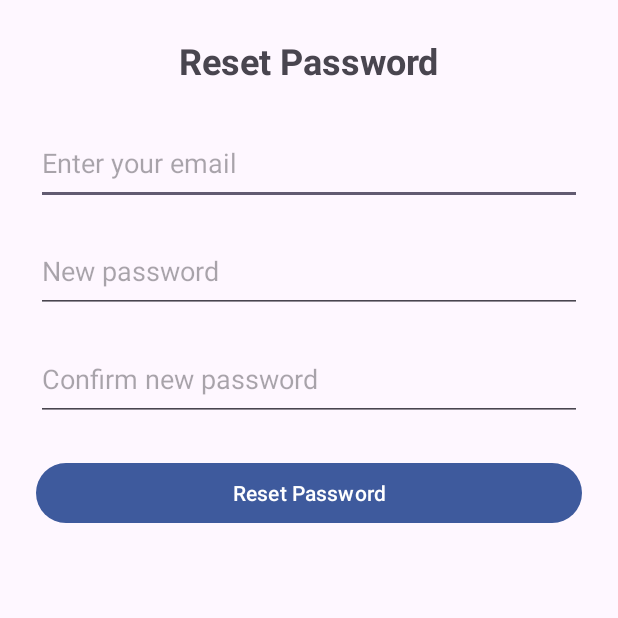
After one commit to hamdanalfarizi/ProjectPAB, an Android app: the ResetPasswordActivity screen opened directly, with no data from a screen before it, on a phone screen of 412 x 824 dp, the top half of it. The commit adds this screen. Run offline under Robolectric (Android 15) with nearby library versions, the phone set to English and light mode, and no system bars.

Commit message:
update fitur forget password

```diff
--- a/app/src/main/AndroidManifest.xml
+++ b/app/src/main/AndroidManifest.xml
@@ -12,6 +12,9 @@
         android:supportsRtl="true"
         android:theme="@style/Theme.ProjectPAB"
         tools:targetApi="31">
+        <activity
+            android:name=".ResetPasswordActivity"
+            android:exported="false" />
         <activity
             android:name=".NotifKlienActivity"
             android:exported="false" />
--- /dev/null
+++ b/app/src/main/java/com/example/projectpab/ResetPasswordActivity.java
@@ -0,0 +1,57 @@
+package com.example.projectpab;
+
+import android.content.Intent;
+import android.os.Bundle;
+import android.text.TextUtils;
+import android.widget.Button;
+import android.widget.EditText;
+import android.widget.Toast;
+
+import androidx.appcompat.app.AppCompatActivity;
+
+public class ResetPasswordActivity extends AppCompatActivity {
+
+    private EditText etEmail, etNewPassword, etConfirmPassword;
+    private Button btnReset;
+    private DatabaseHelper databaseHelper;
+
+    @Override
+    protected void onCreate(Bundle savedInstanceState) {
+        super.onCreate(savedInstanceState);
+        setContentView(R.layout.activity_reset_password);
+
+        etEmail = findViewById(R.id.etEmail);
+        etNewPassword = findViewById(R.id.etNewPassword);
+        etConfirmPassword = findViewById(R.id.etConfirmPassword);
+        btnReset = findViewById(R.id.btnReset);
+
+        databaseHelper = new DatabaseHelper(this);
+
+        btnReset.setOnClickListener(v -> resetPassword());
+    }
+
+    private void resetPassword() {
+        String email = etEmail.getText().toString().trim();
+        String newPassword = etNewPassword.getText().toString().trim();
+        String confirmPassword = etConfirmPassword.getText().toString().trim();
+
+        if (TextUtils.isEmpty(email) || TextUtils.isEmpty(newPassword) || TextUtils.isEmpty(confirmPassword)) {
+            Toast.makeText(this, "Semua field harus diisi", Toast.LENGTH_SHORT).show();
+            return;
+        }
+
+        if (!newPassword.equals(confirmPassword)) {
+            Toast.makeText(this, "Password tidak cocok", Toast.LENGTH_SHORT).show();
+            return;
+        }
+
+        boolean success = databaseHelper.updatePassword(email, newPassword);
+        if (success) {
+            Toast.makeText(this, "Password berhasil diubah", Toast.LENGTH_SHORT).show();
+            startActivity(new Intent(this, LoginActivity.class));
+            finish();
+        } else {
+            Toast.makeText(this, "Email tidak ditemukan", Toast.LENGTH_SHORT).show();
+        }
+    }
+}
--- a/app/src/main/res/layout/activity_login.xml
+++ b/app/src/main/res/layout/activity_login.xml
@@ -97,6 +97,7 @@
                 android:layout_weight="1" />
 
             <TextView
+                android:id="@+id/tvForgotPassword"
                 android:layout_width="wrap_content"
                 android:layout_height="wrap_content"
                 android:text="Forgot Password?"
--- /dev/null
+++ b/app/src/main/res/layout/activity_reset_password.xml
@@ -0,0 +1,51 @@
+<?xml version="1.0" encoding="utf-8"?>
+<LinearLayout
+    xmlns:android="http://schemas.android.com/apk/res/android"
+    android:orientation="vertical"
+    android:padding="24dp"
+    android:layout_width="match_parent"
+    android:layout_height="match_parent"
+    android:gravity="center_horizontal">
+
+    <TextView
+        android:text="Reset Password"
+        android:textSize="24sp"
+        android:textStyle="bold"
+        android:layout_marginBottom="24dp"
+        android:layout_width="wrap_content"
+        android:layout_height="wrap_content"/>
+
+    <EditText
+        android:id="@+id/etEmail"
+        android:hint="Enter your email"
+        android:inputType="textEmailAddress"
+        android:layout_width="match_parent"
+        android:layout_height="56dp"
+        android:minHeight="48dp"/>
+
+    <EditText
+        android:id="@+id/etNewPassword"
+        android:hint="New password"
+        android:inputType="textPassword"
+        android:layout_width="match_parent"
+        android:layout_height="56dp"
+        android:layout_marginTop="16dp"
+        android:minHeight="48dp"/>
+
+    <EditText
+        android:id="@+id/etConfirmPassword"
+        android:hint="Confirm new password"
+        android:inputType="textPassword"
+        android:layout_width="match_parent"
+        android:layout_height="56dp"
+        android:layout_marginTop="16dp"
+        android:minHeight="48dp"/>
+
+    <Button
+        android:id="@+id/btnReset"
+        android:text="Reset Password"
+        android:layout_width="match_parent"
+        android:layout_height="wrap_content"
+        android:layout_marginTop="24dp"
+        android:minHeight="48dp"/>
+</LinearLayout>
```
Also changed, not shown: app/src/main/java/com/example/projectpab/DatabaseHelper.java (+9 -0 lines), app/src/main/java/com/example/projectpab/LoginActivity.java (+11 -0 lines).
